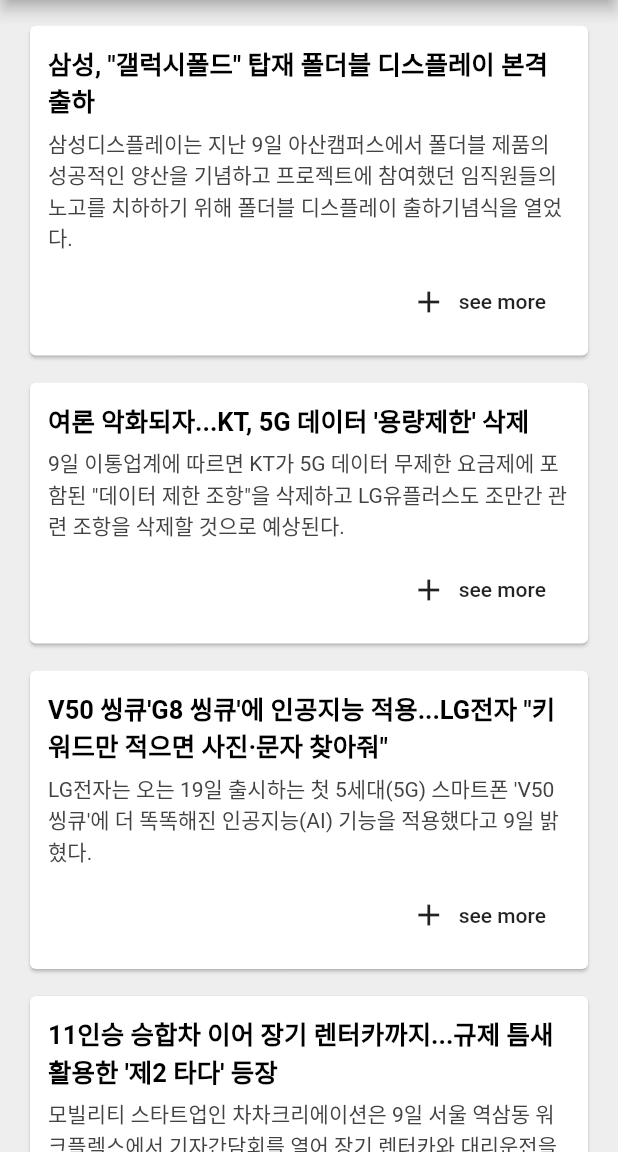
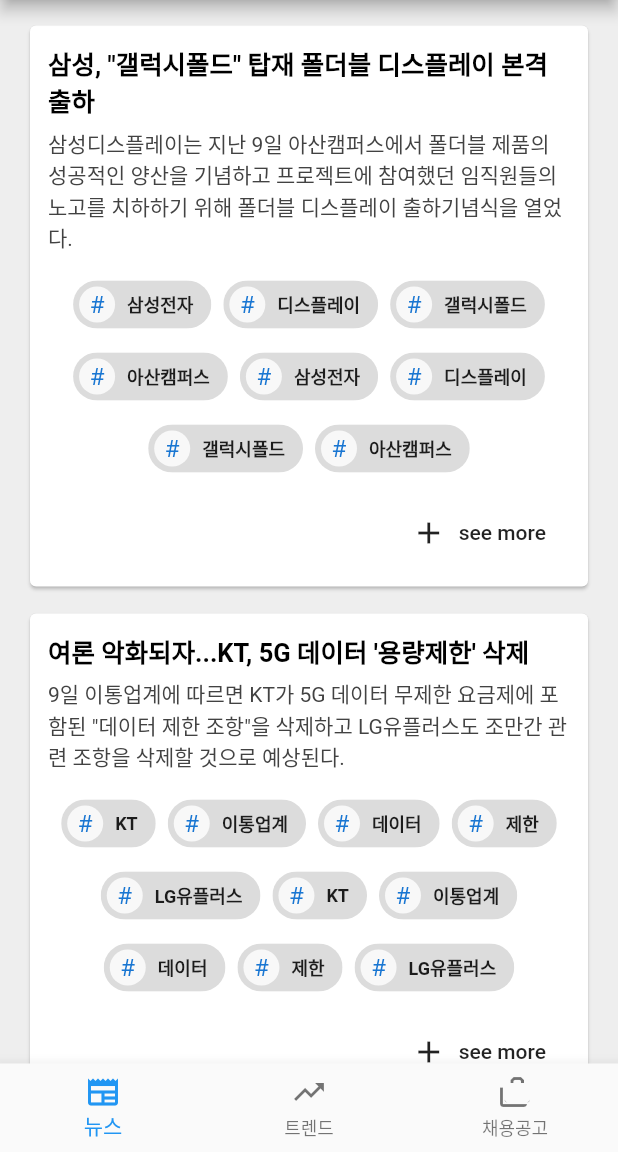
Before and after one commit to ITs-SNS/ITs-SNS-FE, a Flutter app: the screen it shows after launch, on a phone screen of 412 x 824 dp, the part 84-1236 px from its top. Run offline on Flutter 3.47's test engine with Material 2 defaults, Android fonts, the phone set to English and light mode, and no system bars.

Commit message:
added bottom navigation, key words on news page

```diff
--- a/lib/main.dart
+++ b/lib/main.dart
@@ -1,6 +1,9 @@
 import 'package:flutter/material.dart';
 import 'news.dart';
 import 'news_card.dart';
+import './page/news_page.dart';
+import './page/trend_page.dart';
+import './page/job_page.dart';
 
 void main() => runApp(MaterialApp(
   home: NewsList(),
@@ -14,33 +17,11 @@ class NewsList extends StatefulWidget {
 }
 
 class _NewsListState extends State<NewsList> {
-
-  List<News> newsList = [
-    News(
-      title: '삼성, \"갤럭시폴드\" 탑재 폴더블 디스플레이 본격 출하',
-      contents: '삼성디스플레이는 지난 9일 아산캠퍼스에서 폴더블 제품의 성공적인 양산을 기념하고 프로젝트에 참여했던 임직원들의 노고를 치하하기 위해 폴더블 디스플레이 출하기념식을 열었다.',
-      url: 'https://news.v.daum.net/v/20220510001025990',
-    ),
-    News(
-      title: '여론 악화되자...KT, 5G 데이터 \'용량제한\' 삭제',
-      contents: '9일 이통업계에 따르면 KT가 5G 데이터 무제한 요금제에 포함된 "데이터 제한 조항"을 삭제하고 LG유플러스도 조만간 관련 조항을 삭제할 것으로 예상된다.',
-      url: 'https://news.v.daum.net/v/20220510043015323',
-    ),
-    News(
-      title: 'V50 씽큐\'G8 씽큐\'에 인공지능 적용...LG전자 \"키워드만 적으면 사진·문자 찾아줘\"',
-      contents: 'LG전자는 오는 19일 출시하는 첫 5세대(5G) 스마트폰 \'V50 씽큐\'에 더 똑똑해진 인공지능(AI) 기능을 적용했다고 9일 밝혔다.',
-      url: 'https://news.v.daum.net/v/20220509231012393',
-    ),
-    News(
-      title: '11인승 승합차 이어 장기 렌터카까지...규제 틈새 활용한 \'제2 타다\' 등장',
-      contents: '모빌리티 스타트업인 차차크리에이션은 9일 서울 역삼동 워크플렉스에서 기자간담회를 열어 장기 렌터카와 대리운전을 결합한 개인 간 거래(P2P) 승차공유 서비스 \'차차\'를 공개했다.',
-      url: 'https://news.v.daum.net/v/20220509215900724',
-    ),
-    News(
-      title: '닥스콘·반올림에이드 \“스포츠콘텐츠·ICT 융합해 체육인 사회진출 견인\”',
-      contents: '닥스콘(대표 정기태)은 경기도교육청과 한국여자농구연맹(WKBL)이 협력·진행하는 초등학교 방과후 농구체육수업에 PDF 기반 디지털 전자교재를 공급해 스포츠 교육 콘텐츠와 ICT 융합사업을 적극 확대하겠다고 밝혔다.',
-      url: 'https://news.v.daum.net/v/20220509195115895',
-    ),
+  int _selectedIndex = 0;
+  final tabs = [
+    newsPage,
+    trendPage,
+    jobPage,
   ];
 
   @override
@@ -52,15 +33,21 @@ class _NewsListState extends State<NewsList> {
         centerTitle: true,
         backgroundColor: Colors.indigo[800],
       ),
-      body: ListView.builder(
-        itemCount: newsList.length,
-        itemBuilder: (context, index) {
-          return Padding(
-            padding: const EdgeInsets.symmetric(vertical: 1.0, horizontal: 4.0),
-            child: NewsCard(
-              news: newsList[index],
-            ),
-          );
+      body: IndexedStack(
+        index: _selectedIndex,
+        children: tabs,
+      ),
+      bottomNavigationBar: BottomNavigationBar(
+        items: const <BottomNavigationBarItem>[
+          BottomNavigationBarItem(icon: Icon(Icons.newspaper), label: '뉴스'),
+          BottomNavigationBarItem(icon: Icon(Icons.trending_up), label: '트렌드'),
+          BottomNavigationBarItem(icon: Icon(Icons.cases), label: '채용공고'),
+        ],
+        currentIndex: _selectedIndex,
+        onTap: (index) {
+          setState(() {
+            _selectedIndex = index;
+          });
         },
       ),
     );
--- a/lib/news.dart
+++ b/lib/news.dart
@@ -1,7 +1,30 @@
+import 'package:flutter/cupertino.dart';
+import 'package:flutter/material.dart';
+
 class News {
   String title;
   String contents;
   String url;
+  List<String> keywords;
+  List<Widget> chips = List.empty(growable: true);
 
-  News({ required this.title, required this.contents, required this.url });
+  News({ required this.title, required this.contents, required this.url, required this.keywords }) {
+    for(int i = 0; i < keywords.length; i++) {
+      chips.add(_buildChip(keywords[i]));
+    }
+  }
+
+  Widget _buildChip(String label) {
+    return Chip(
+      avatar: CircleAvatar(
+        child: Text('#'),
+        backgroundColor: Colors.white.withOpacity(0.8),
+      ),
+      label: Text(label),
+      labelStyle: TextStyle(
+        fontWeight: FontWeight.bold,
+        fontSize: 12.0,
+      ),
+    );
+  }
 }
--- a/lib/news_card.dart
+++ b/lib/news_card.dart
@@ -37,6 +37,14 @@ class NewsCard extends StatelessWidget {
                 color: Colors.grey[800],
               ),
             ),
+            SizedBox(height: 10.0),
+            Wrap(
+              alignment: WrapAlignment.center,
+              spacing: 8.0,
+              children: news.chips,
+
+            ),
+
             SizedBox(height: 8.0),
             Align(
               alignment: Alignment.centerRight,
--- /dev/null
+++ b/lib/page/job_page.dart
@@ -0,0 +1,3 @@
+import 'package:flutter/material.dart';
+
+Widget jobPage = Center(child: Text('Job'));
--- /dev/null
+++ b/lib/page/news_page.dart
@@ -0,0 +1,50 @@
+import 'package:flutter/material.dart';
+import '../news.dart';
+import '../news_card.dart';
+
+List<News> newsList = [
+  News(
+    title: '삼성, \"갤럭시폴드\" 탑재 폴더블 디스플레이 본격 출하',
+    contents: '삼성디스플레이는 지난 9일 아산캠퍼스에서 폴더블 제품의 성공적인 양산을 기념하고 프로젝트에 참여했던 임직원들의 노고를 치하하기 위해 폴더블 디스플레이 출하기념식을 열었다.',
+    url: 'https://news.v.daum.net/v/20220510001025990',
+    keywords: ['삼성전자', '디스플레이', '갤럭시폴드', '아산캠퍼스', '삼성전자', '디스플레이', '갤럭시폴드', '아산캠퍼스'],
+  ),
+  News(
+    title: '여론 악화되자...KT, 5G 데이터 \'용량제한\' 삭제',
+    contents: '9일 이통업계에 따르면 KT가 5G 데이터 무제한 요금제에 포함된 "데이터 제한 조항"을 삭제하고 LG유플러스도 조만간 관련 조항을 삭제할 것으로 예상된다.',
+    url: 'https://news.v.daum.net/v/20220510043015323',
+    keywords: ['KT', '이통업계', '데이터', '제한', 'LG유플러스', 'KT', '이통업계', '데이터', '제한', 'LG유플러스'],
+  ),
+  News(
+    title: 'V50 씽큐\'G8 씽큐\'에 인공지능 적용...LG전자 \"키워드만 적으면 사진·문자 찾아줘\"',
+    contents: 'LG전자는 오는 19일 출시하는 첫 5세대(5G) 스마트폰 \'V50 씽큐\'에 더 똑똑해진 인공지능(AI) 기능을 적용했다고 9일 밝혔다.',
+    url: 'https://news.v.daum.net/v/20220509231012393',
+    keywords: ['LG전자', '스마트폰', '인공지능(AI)', '5G', '스마트폰', '인공지능(AI)', ',5G'],
+  ),
+  News(
+    title: '11인승 승합차 이어 장기 렌터카까지...규제 틈새 활용한 \'제2 타다\' 등장',
+    contents: '모빌리티 스타트업인 차차크리에이션은 9일 서울 역삼동 워크플렉스에서 기자간담회를 열어 장기 렌터카와 대리운전을 결합한 개인 간 거래(P2P) 승차공유 서비스 \'차차\'를 공개했다.',
+    url: 'https://news.v.daum.net/v/20220509215900724',
+    keywords: ['모빌리티,' '차차크리에이션', '워크플렉스', '기자간담회', '렌터카', '대리운전''차차크리에이션', '워크플렉스', '기자간담회', '렌터카', '대리운전'],
+  ),
+  News(
+    title: '닥스콘·반올림에이드 \“스포츠콘텐츠·ICT 융합해 체육인 사회진출 견인\”',
+    contents: '닥스콘(대표 정기태)은 경기도교육청과 한국여자농구연맹(WKBL)이 협력·진행하는 초등학교 방과후 농구체육수업에 PDF 기반 디지털 전자교재를 공급해 스포츠 교육 콘텐츠와 ICT 융합사업을 적극 확대하겠다고 밝혔다.',
+    url: 'https://news.v.daum.net/v/20220509195115895',
+    keywords: ['닥스콘', '초등학교', 'PDF', 'ICT', '디지털전자교재', '닥스콘', '초등학교', 'PDF', 'ICT', '디지털전자교재'],
+  ),
+];
+
+
+
+Widget newsPage = ListView.builder(
+  itemCount: newsList.length,
+  itemBuilder: (context, index) {
+    return Padding(
+      padding: const EdgeInsets.symmetric(vertical: 1.0, horizontal: 4.0),
+      child: NewsCard(
+        news: newsList[index],
+      ),
+    );
+  },
+);
--- /dev/null
+++ b/lib/page/trend_page.dart
@@ -0,0 +1,3 @@
+import 'package:flutter/material.dart';
+
+Widget trendPage = Center(child: Text('Trend'));
```
Also changed, not shown: pubspec.lock.
